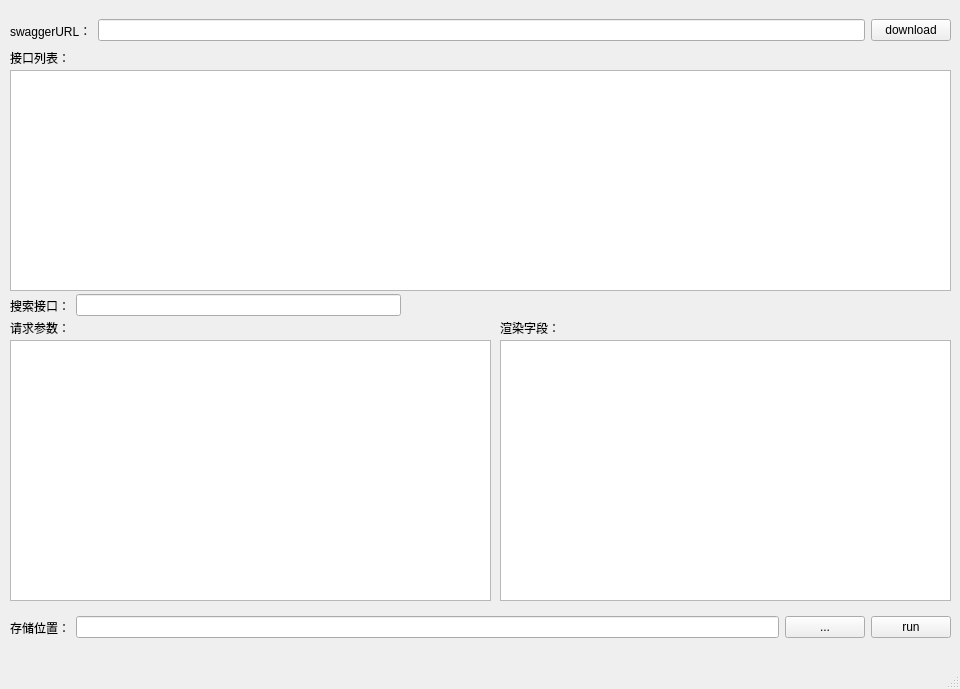
This is ui/main.ui in atChenAn/SimpleJmeter as Qt 5 draws it before an edit. The edited form follows.
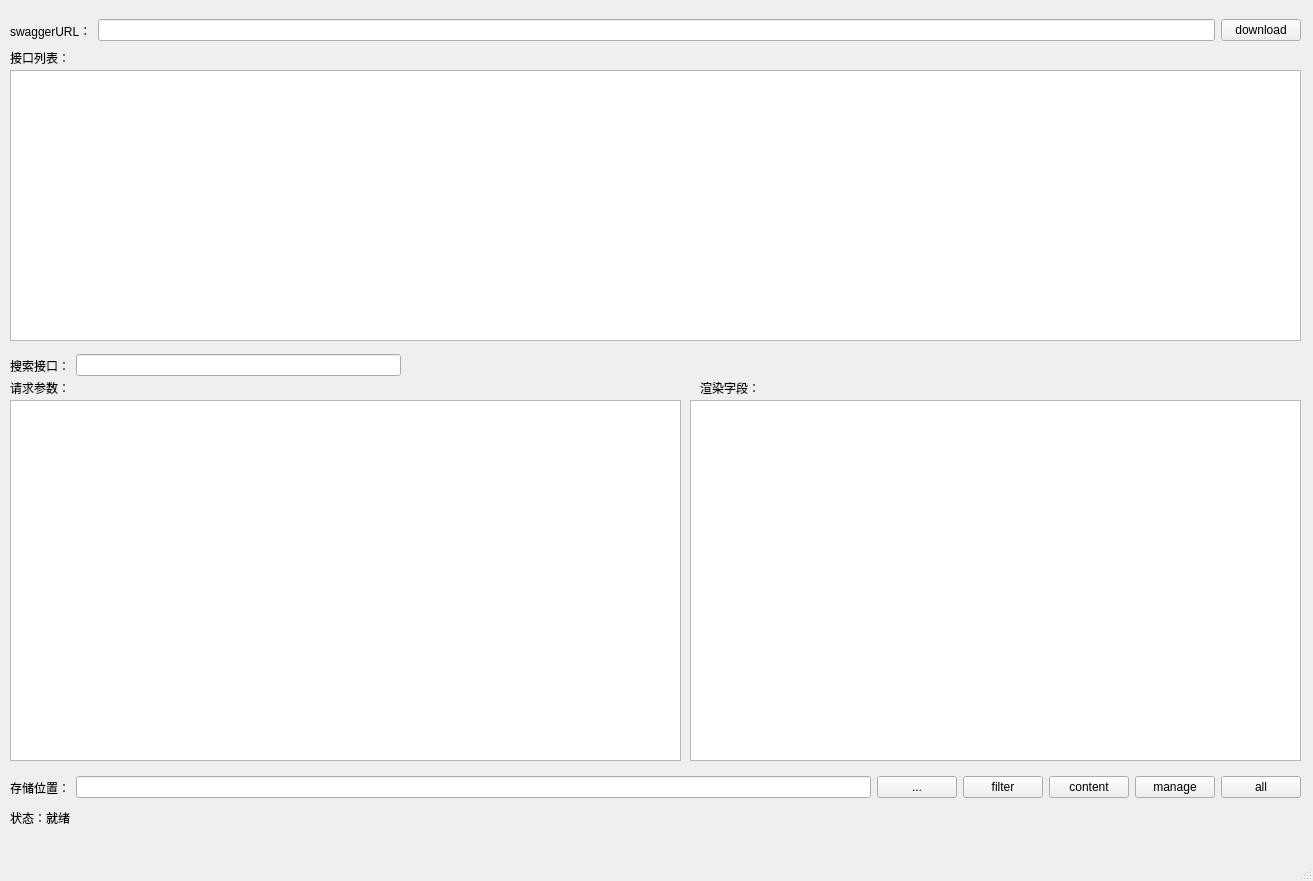
This is the edited form.

The edit to the form file:
```diff
--- a/ui/main.ui
+++ b/ui/main.ui
@@ -9,8 +9,8 @@
    <rect>
     <x>0</x>
     <y>0</y>
-    <width>960</width>
-    <height>689</height>
+    <width>1313</width>
+    <height>881</height>
    </rect>
   </property>
   <property name="windowTitle">
@@ -22,7 +22,7 @@
      <rect>
       <x>10</x>
       <y>10</y>
-      <width>941</width>
+      <width>1291</width>
       <height>41</height>
      </rect>
     </property>
@@ -68,8 +68,8 @@
      <rect>
       <x>10</x>
       <y>70</y>
-      <width>941</width>
-      <height>221</height>
+      <width>1291</width>
+      <height>271</height>
      </rect>
     </property>
    </widget>
@@ -77,7 +77,7 @@
     <property name="geometry">
      <rect>
       <x>10</x>
-      <y>290</y>
+      <y>350</y>
       <width>391</width>
       <height>31</height>
      </rect>
@@ -99,19 +99,19 @@
     <property name="geometry">
      <rect>
       <x>10</x>
-      <y>340</y>
-      <width>481</width>
-      <height>261</height>
+      <y>400</y>
+      <width>671</width>
+      <height>361</height>
      </rect>
     </property>
    </widget>
    <widget class="QTableWidget" name="tableWidget_3">
     <property name="geometry">
      <rect>
-      <x>500</x>
-      <y>340</y>
-      <width>451</width>
-      <height>261</height>
+      <x>690</x>
+      <y>400</y>
+      <width>611</width>
+      <height>361</height>
      </rect>
     </property>
    </widget>
@@ -119,7 +119,7 @@
     <property name="geometry">
      <rect>
       <x>10</x>
-      <y>320</y>
+      <y>380</y>
       <width>81</width>
       <height>16</height>
      </rect>
@@ -131,8 +131,8 @@
    <widget class="QLabel" name="label_5">
     <property name="geometry">
      <rect>
-      <x>500</x>
-      <y>320</y>
+      <x>700</x>
+      <y>380</y>
       <width>81</width>
       <height>16</height>
      </rect>
@@ -145,8 +145,8 @@
     <property name="geometry">
      <rect>
       <x>10</x>
-      <y>610</y>
-      <width>941</width>
+      <y>770</y>
+      <width>1291</width>
       <height>35</height>
      </rect>
     </property>
@@ -175,15 +175,49 @@
        </property>
       </widget>
      </item>
+     <item>
+      <widget class="QPushButton" name="pushButton">
+       <property name="text">
+        <string>filter</string>
+       </property>
+      </widget>
+     </item>
+     <item>
+      <widget class="QPushButton" name="pushButton_2">
+       <property name="text">
+        <string>content</string>
+       </property>
+      </widget>
+     </item>
+     <item>
+      <widget class="QPushButton" name="pushButton_3">
+       <property name="text">
+        <string>manage</string>
+       </property>
+      </widget>
+     </item>
      <item>
       <widget class="QPushButton" name="runPushButton">
        <property name="text">
-        <string>run</string>
+        <string>all</string>
        </property>
       </widget>
      </item>
     </layout>
    </widget>
+   <widget class="QLabel" name="label_7">
+    <property name="geometry">
+     <rect>
+      <x>10</x>
+      <y>810</y>
+      <width>1171</width>
+      <height>16</height>
+     </rect>
+    </property>
+    <property name="text">
+     <string>状态：就绪</string>
+    </property>
+   </widget>
   </widget>
   <widget class="QMenuBar" name="menubar">
    <property name="geometry">
```
Left out of the diff: 4 changed lines with no effect on the pictures.
